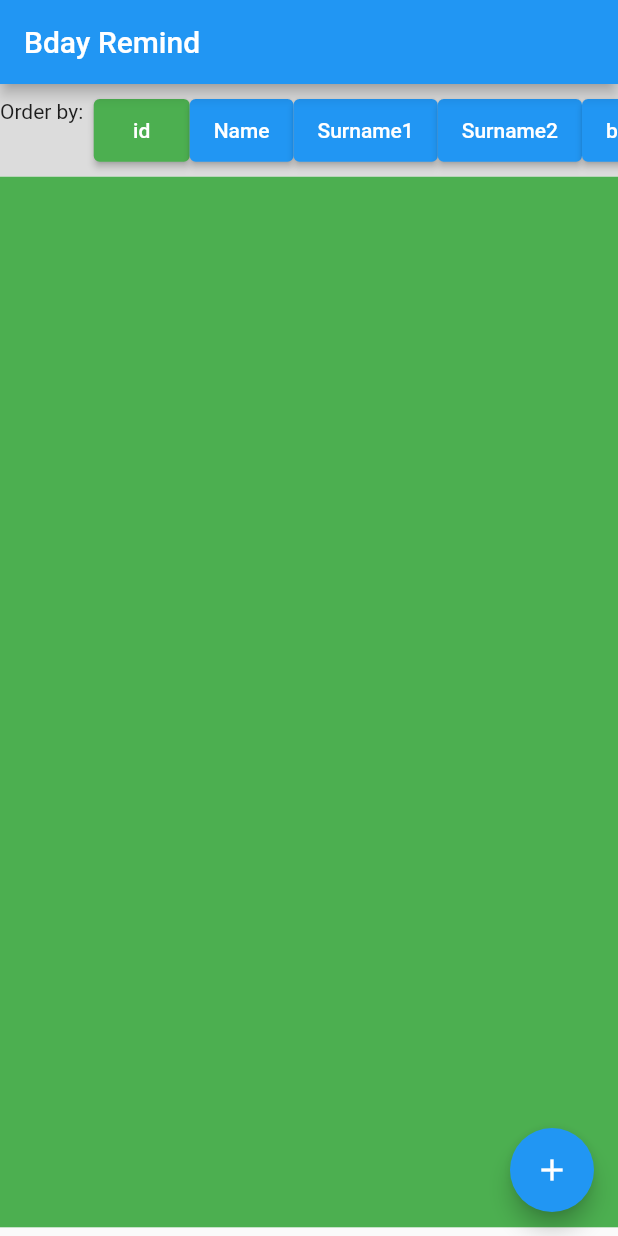
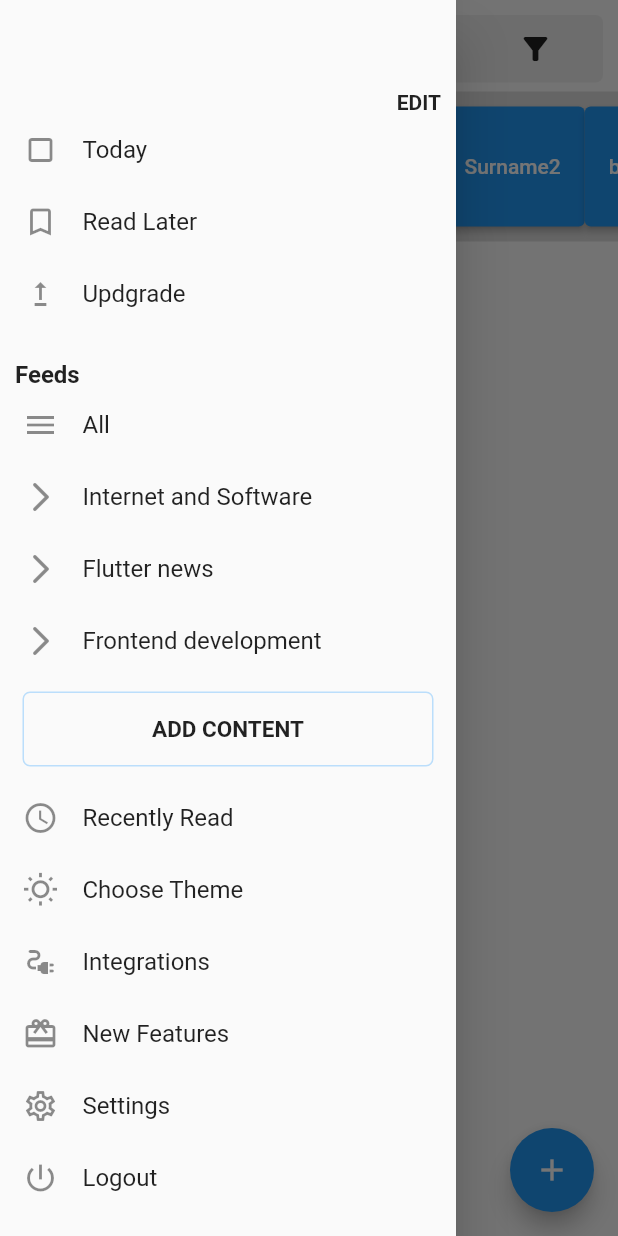
Before and after one commit to eloicasamayor/BirthdayReminder, a Flutter app: the screen it shows after launch, with the side drawer open (before the commit the screen has no drawer), on a phone screen of 412 x 824 dp. Run offline on Flutter 3.47's test engine with Material 2 defaults, Android fonts, the phone set to English and light mode, and no system bars; our stand-ins replace flutter_datetime_picker, sqflite; accounts and stored records are empty.

Commit message:
improving appbar

```diff
--- a/lib/main.dart
+++ b/lib/main.dart
@@ -14,6 +14,7 @@ class MyApp extends StatelessWidget {
     return ChangeNotifierProvider(
       create: (ctx) => Aniversaris(),
       child: MaterialApp(
+        debugShowCheckedModeBanner: false,
         title: 'Bday Remind',
         theme: ThemeData(
           primarySwatch: Colors.blue,
--- a/lib/providers/aniversaris.dart
+++ b/lib/providers/aniversaris.dart
@@ -60,6 +60,7 @@ class Aniversaris with ChangeNotifier {
       'cognom2': cognom2Escollit,
       'dataNaixement': dataNaixementEscollida.toIso8601String(),
     };
+    print(mapGuardar);
     await DBHelper.insert('aniversaris', mapGuardar).then((autogeneratedId) {
       final nouAniversari = Aniversari(
         id: autogeneratedId,
--- a/lib/screens/home_screen.dart
+++ b/lib/screens/home_screen.dart
@@ -1,3 +1,5 @@
+import 'package:aniversaris/screens/lateral_menu.dart';
+
 import '../providers/aniversaris.dart';
 import '../models/aniversari.dart';
 import 'package:flutter/material.dart';
@@ -65,21 +67,64 @@ class _MyHomePageState extends State<MyHomePage> {
           _listAniversaris = Provider.of<Aniversaris>(context).aniversaris;
         }
     }
-
+    final GlobalKey<ScaffoldState> _scaffoldKey = GlobalKey<ScaffoldState>();
     return Scaffold(
-      appBar: AppBar(
-        title: Text(widget.title),
-      ),
-      body: Column(
+      key: _scaffoldKey,
+      drawer: LateralMenu(),
+      body: SafeArea(
+        child: Column(
           children: [
             Container(
-            height: MediaQuery.of(context).size.height * 0.075,
+              height: 45,
+              margin: EdgeInsets.only(top: 10, bottom: 6, right: 10, left: 10),
+              padding: EdgeInsets.symmetric(horizontal: 3),
+              decoration: BoxDecoration(
+                color: Colors.grey[200],
+                borderRadius: BorderRadius.circular(5),
+              ),
+              child: Row(
+                children: [
+                  IconButton(
+                    onPressed: () => _scaffoldKey.currentState!.openDrawer(),
+                    icon: Icon(Icons.menu),
+                  ),
+                  Container(
+                    height: 50,
+                    width: MediaQuery.of(context).size.width * 0.66,
+                    child: TextField(
+                      decoration: InputDecoration(
+                        isDense: true,
+                        border: InputBorder.none,
+                        focusedBorder: InputBorder.none,
+                        enabledBorder: InputBorder.none,
+                        errorBorder: InputBorder.none,
+                        disabledBorder: InputBorder.none,
+                        hintText: 'Search',
+                        hintStyle: TextStyle(
+                          fontSize: 18,
+                          color: Colors.black38,
+                        ),
+                        contentPadding:
+                            EdgeInsets.symmetric(horizontal: 0, vertical: 10),
+                      ),
+                    ),
+                  ),
+                  IconButton(
+                    onPressed: () {},
+                    icon: Icon(Icons.filter_alt),
+                  ),
+                ],
+              ),
+            ),
+            Container(
+              height: 100,
               color: Colors.black12,
+              width: double.infinity,
               child: ListView(
                 scrollDirection: Axis.horizontal,
                 padding: EdgeInsets.symmetric(vertical: 10),
                 children: [
-                Text('Order by:  '),
+                  Text('order by:   '),
                   ElevatedButton(
                     onPressed: () {
                       setState(() {
@@ -162,8 +207,7 @@ class _MyHomePageState extends State<MyHomePage> {
               ),
             ),
             Container(
-            height: MediaQuery.of(context).size.height * 0.85,
-            color: Colors.green,
+              height: MediaQuery.of(context).size.height * 0.60,
               child: ListView.builder(
                 itemBuilder: (ctx, index) {
                   return ListTile(
@@ -183,6 +227,7 @@ class _MyHomePageState extends State<MyHomePage> {
             ),
           ],
         ),
+      ),
       floatingActionButton: FloatingActionButton(
         onPressed: () {
           Navigator.of(context).push(
--- /dev/null
+++ b/lib/screens/lateral_menu.dart
@@ -0,0 +1,209 @@
+import 'package:flutter/material.dart';
+
+class LateralMenu extends StatelessWidget {
+  @override
+  Widget build(BuildContext context) {
+    return Drawer(
+      child: Container(
+        padding: EdgeInsets.all(10),
+        child: SingleChildScrollView(
+          child:
+              Column(crossAxisAlignment: CrossAxisAlignment.start, children: [
+            SizedBox(
+              height: 50,
+            ),
+            Row(mainAxisAlignment: MainAxisAlignment.end, children: [
+              Text(
+                'EDIT',
+                textAlign: TextAlign.end,
+                style: TextStyle(
+                  fontSize: 14,
+                  fontWeight: FontWeight.bold,
+                ),
+              ),
+            ]),
+            ListTile(
+              dense: true,
+              minLeadingWidth: 10,
+              contentPadding: EdgeInsets.symmetric(horizontal: 5, vertical: 0),
+              leading: Icon(
+                Icons.crop_square_outlined,
+              ),
+              title: Text(
+                'Today',
+                style: Theme.of(context).textTheme.subtitle1,
+              ),
+            ),
+            ListTile(
+              dense: true,
+              minLeadingWidth: 10,
+              contentPadding: EdgeInsets.symmetric(horizontal: 5, vertical: 0),
+              leading: Icon(
+                Icons.bookmark_outline,
+              ),
+              title: Text(
+                'Read Later',
+                style: Theme.of(context).textTheme.subtitle1,
+              ),
+            ),
+            ListTile(
+              dense: true,
+              minLeadingWidth: 10,
+              contentPadding: EdgeInsets.symmetric(horizontal: 5, vertical: 0),
+              leading: Icon(
+                Icons.upgrade_outlined,
+              ),
+              title: Text(
+                'Updgrade',
+                style: Theme.of(context).textTheme.subtitle1,
+              ),
+            ),
+            SizedBox(
+              height: 20,
+            ),
+            Text(
+              'Feeds',
+              style: TextStyle(
+                fontSize: 16,
+                fontWeight: FontWeight.bold,
+              ),
+            ),
+            ListTile(
+              dense: true,
+              minLeadingWidth: 10,
+              contentPadding: EdgeInsets.symmetric(horizontal: 5, vertical: 0),
+              leading: Icon(
+                Icons.menu,
+              ),
+              title: Text(
+                'All',
+                style: Theme.of(context).textTheme.subtitle1,
+              ),
+            ),
+            ListTile(
+              dense: true,
+              minLeadingWidth: 10,
+              contentPadding: EdgeInsets.symmetric(horizontal: 5, vertical: 0),
+              leading: Icon(
+                Icons.arrow_forward_ios_rounded,
+              ),
+              title: Text(
+                'Internet and Software',
+                style: Theme.of(context).textTheme.subtitle1,
+              ),
+            ),
+            ListTile(
+              dense: true,
+              minLeadingWidth: 10,
+              contentPadding: EdgeInsets.symmetric(horizontal: 5, vertical: 0),
+              leading: Icon(
+                Icons.arrow_forward_ios_rounded,
+              ),
+              title: Text(
+                'Flutter news',
+                style: Theme.of(context).textTheme.subtitle1,
+              ),
+            ),
+            ListTile(
+              dense: true,
+              minLeadingWidth: 10,
+              contentPadding: EdgeInsets.symmetric(horizontal: 5, vertical: 0),
+              leading: Icon(
+                Icons.arrow_forward_ios_rounded,
+              ),
+              title: Text(
+                'Frontend development',
+                style: Theme.of(context).textTheme.subtitle1,
+              ),
+            ),
+            InkWell(
+              onTap: () {
+                Navigator.of(context).pop();
+              },
+              child: Container(
+                decoration: BoxDecoration(
+                  border:
+                      Border.all(color: Theme.of(context).primaryColorLight),
+                  borderRadius: BorderRadius.all(Radius.circular(5)),
+                ),
+                height: 50,
+                padding: EdgeInsets.all(10),
+                margin: EdgeInsets.symmetric(horizontal: 5, vertical: 10),
+                child: Center(
+                  child: Text(
+                    'ADD CONTENT',
+                    textAlign: TextAlign.center,
+                    style: TextStyle(
+                      fontWeight: FontWeight.bold,
+                      fontSize: 15,
+                    ),
+                  ),
+                ),
+              ),
+            ),
+            ListTile(
+              dense: true,
+              minLeadingWidth: 10,
+              contentPadding: EdgeInsets.symmetric(horizontal: 5, vertical: 0),
+              leading: Icon(Icons.access_time),
+              title: Text(
+                'Recently Read',
+                style: Theme.of(context).textTheme.subtitle1,
+              ),
+            ),
+            ListTile(
+              dense: true,
+              minLeadingWidth: 10,
+              contentPadding: EdgeInsets.symmetric(horizontal: 5, vertical: 0),
+              leading: Icon(Icons.wb_sunny_outlined),
+              title: Text(
+                'Choose Theme',
+                style: Theme.of(context).textTheme.subtitle1,
+              ),
+            ),
+            ListTile(
+              dense: true,
+              minLeadingWidth: 10,
+              contentPadding: EdgeInsets.symmetric(horizontal: 5, vertical: 0),
+              leading: Icon(Icons.electrical_services),
+              title: Text(
+                'Integrations',
+                style: Theme.of(context).textTheme.subtitle1,
+              ),
+            ),
+            ListTile(
+              dense: true,
+              minLeadingWidth: 10,
+              contentPadding: EdgeInsets.symmetric(horizontal: 5, vertical: 0),
+              leading: Icon(Icons.card_giftcard),
+              title: Text(
+                'New Features',
+                style: Theme.of(context).textTheme.subtitle1,
+              ),
+            ),
+            ListTile(
+              dense: true,
+              minLeadingWidth: 10,
+              contentPadding: EdgeInsets.symmetric(horizontal: 5, vertical: 0),
+              leading: Icon(Icons.settings_outlined),
+              title: Text(
+                'Settings',
+                style: Theme.of(context).textTheme.subtitle1,
+              ),
+            ),
+            ListTile(
+              dense: true,
+              minLeadingWidth: 10,
+              contentPadding: EdgeInsets.symmetric(horizontal: 5, vertical: 0),
+              leading: Icon(Icons.power_settings_new),
+              title: Text(
+                'Logout',
+                style: Theme.of(context).textTheme.subtitle1,
+              ),
+            ),
+          ]),
+        ),
+      ),
+    );
+  }
+}
```
Lines whose indentation alone changed are shown as unchanged.
